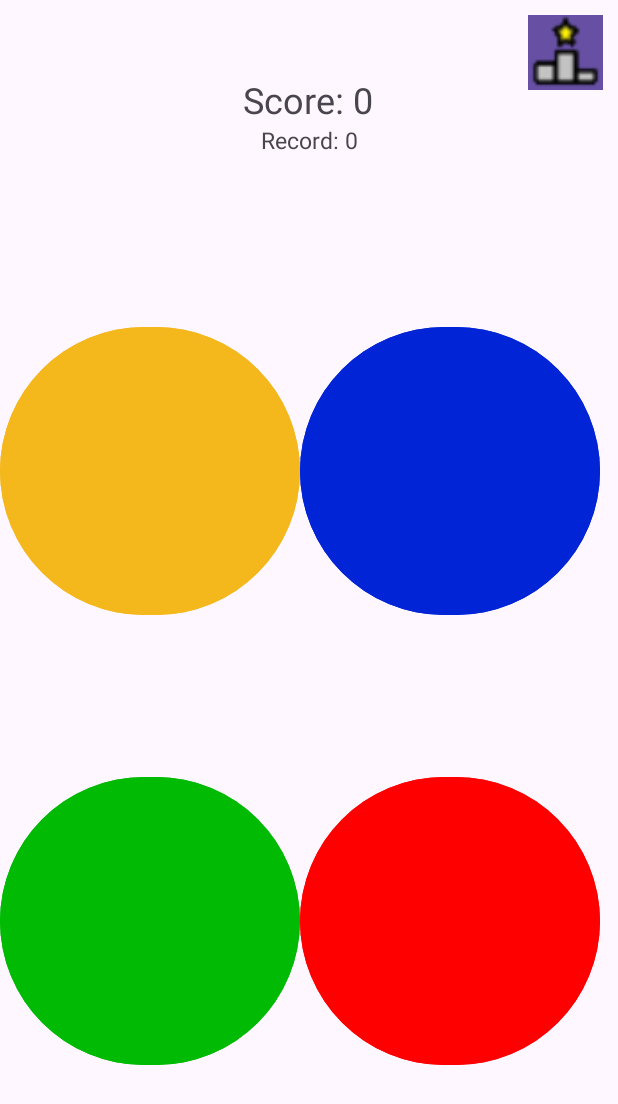
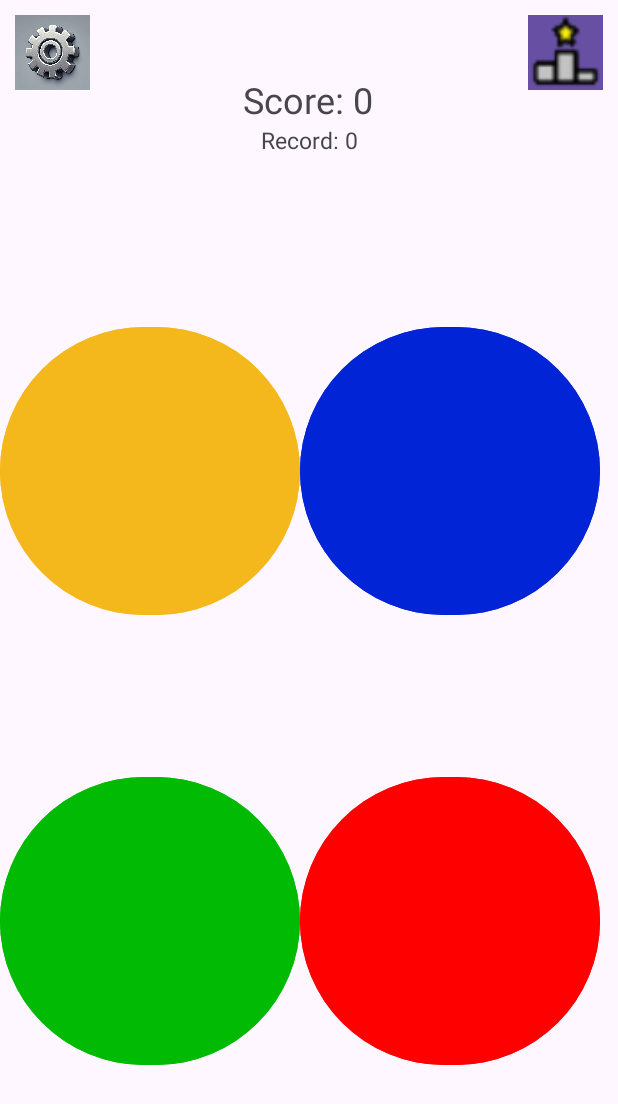
Before and after one commit to amitwallner25/simon_says, an Android app: the MainActivity screen opened directly, with no data from a screen before it, on a phone screen of 412 x 824 dp. Shown: the top 1104 px of the screen. Run offline under Robolectric (Android 15) with nearby library versions, the phone set to English and light mode, and no system bars.

Commit message:
settings picture is working

```diff
--- a/app/src/main/res/layout/activity_main.xml
+++ b/app/src/main/res/layout/activity_main.xml
@@ -53,7 +53,7 @@
             app:layout_constraintTop_toTopOf="parent"
             android:layout_marginTop="10dp"
             android:layout_marginLeft="10dp"
-            tools:srcCompat="@drawable/settingsa_for_saimopn_says" />
+            app:srcCompat="@drawable/settingsa_for_saimopn_says" />
 
         <androidx.fragment.app.FragmentContainerView
             android:id="@+id/fragmentContainerView"
```
